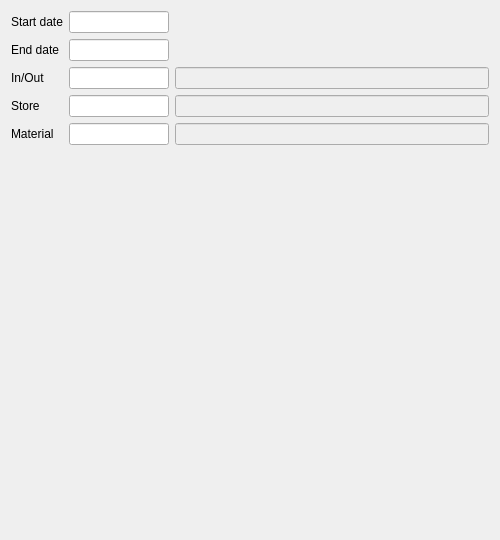
The window that Reports/cr5goodsmovementfilter.ui (End1-1/Cafe5) describes before a commit, drawn with Qt 5.
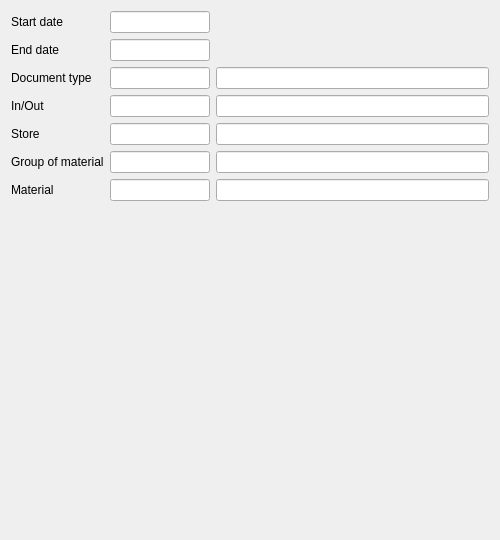
The same window after the commit. Custom widgets are drawn as their Qt base class.

Diff of the .ui file:
```diff
--- a/Reports/cr5goodsmovementfilter.ui
+++ b/Reports/cr5goodsmovementfilter.ui
@@ -14,6 +14,26 @@
    <string>Form</string>
   </property>
   <layout class="QGridLayout" name="gridLayout">
+   <item row="4" column="0">
+    <widget class="QLabel" name="label_4">
+     <property name="text">
+      <string>Store</string>
+     </property>
+    </widget>
+   </item>
+   <item row="2" column="3">
+    <widget class="C5LineEdit" name="leDocTypeName">
+     <property name="enabled">
+      <bool>true</bool>
+     </property>
+     <property name="focusPolicy">
+      <enum>Qt::NoFocus</enum>
+     </property>
+     <property name="readOnly">
+      <bool>true</bool>
+     </property>
+    </widget>
+   </item>
    <item row="0" column="0">
     <widget class="QLabel" name="label">
      <property name="text">
@@ -21,6 +41,116 @@
      </property>
     </widget>
    </item>
+   <item row="3" column="1">
+    <widget class="C5LineEditWithSelector" name="leInOut">
+     <property name="minimumSize">
+      <size>
+       <width>100</width>
+       <height>0</height>
+      </size>
+     </property>
+     <property name="maximumSize">
+      <size>
+       <width>100</width>
+       <height>16777215</height>
+      </size>
+     </property>
+     <property name="FilterName" stdset="0">
+      <string>inout</string>
+     </property>
+    </widget>
+   </item>
+   <item row="6" column="3">
+    <widget class="C5LineEdit" name="leGoodsName">
+     <property name="enabled">
+      <bool>true</bool>
+     </property>
+     <property name="focusPolicy">
+      <enum>Qt::NoFocus</enum>
+     </property>
+     <property name="readOnly">
+      <bool>true</bool>
+     </property>
+    </widget>
+   </item>
+   <item row="7" column="1">
+    <spacer name="verticalSpacer">
+     <property name="orientation">
+      <enum>Qt::Vertical</enum>
+     </property>
+     <property name="sizeHint" stdset="0">
+      <size>
+       <width>20</width>
+       <height>389</height>
+      </size>
+     </property>
+    </spacer>
+   </item>
+   <item row="4" column="3">
+    <widget class="C5LineEdit" name="leStoreName">
+     <property name="enabled">
+      <bool>true</bool>
+     </property>
+     <property name="focusPolicy">
+      <enum>Qt::NoFocus</enum>
+     </property>
+     <property name="readOnly">
+      <bool>true</bool>
+     </property>
+    </widget>
+   </item>
+   <item row="3" column="0">
+    <widget class="QLabel" name="label_3">
+     <property name="text">
+      <string>In/Out</string>
+     </property>
+    </widget>
+   </item>
+   <item row="2" column="1">
+    <widget class="C5LineEditWithSelector" name="leDocType">
+     <property name="minimumSize">
+      <size>
+       <width>100</width>
+       <height>0</height>
+      </size>
+     </property>
+     <property name="maximumSize">
+      <size>
+       <width>100</width>
+       <height>16777215</height>
+      </size>
+     </property>
+     <property name="FilterName" stdset="0">
+      <string>inout</string>
+     </property>
+    </widget>
+   </item>
+   <item row="6" column="1">
+    <widget class="C5LineEditWithSelector" name="leGoods">
+     <property name="minimumSize">
+      <size>
+       <width>100</width>
+       <height>0</height>
+      </size>
+     </property>
+     <property name="maximumSize">
+      <size>
+       <width>100</width>
+       <height>16777215</height>
+      </size>
+     </property>
+     <property name="FilterName" stdset="0">
+      <string>material</string>
+     </property>
+    </widget>
+   </item>
+   <item row="2" column="0">
+    <widget class="QLabel" name="label_6">
+     <property name="text">
+      <string>Document type</string>
+     </property>
+    </widget>
+   </item>
    <item row="0" column="1">
     <widget class="C5DateEdit" name="deStart">
      <property name="minimumSize">
@@ -40,13 +170,6 @@
      </property>
     </widget>
    </item>
-   <item row="1" column="0">
-    <widget class="QLabel" name="label_2">
-     <property name="text">
-      <string>End date</string>
-     </property>
-    </widget>
-   </item>
    <item row="1" column="1">
     <widget class="C5DateEdit" name="deEnd">
      <property name="minimumSize">
@@ -66,50 +189,20 @@
      </property>
     </widget>
    </item>
-   <item row="2" column="0">
-    <widget class="QLabel" name="label_3">
-     <property name="text">
-      <string>In/Out</string>
-     </property>
-    </widget>
-   </item>
-   <item row="2" column="1">
-    <widget class="C5LineEditWithSelector" name="leInOut">
-     <property name="minimumSize">
-      <size>
-       <width>100</width>
-       <height>0</height>
-      </size>
-     </property>
-     <property name="maximumSize">
-      <size>
-       <width>100</width>
-       <height>16777215</height>
-      </size>
-     </property>
-     <property name="FilterName" stdset="0">
-      <string>inout</string>
-     </property>
-    </widget>
-   </item>
-   <item row="2" column="2">
+   <item row="3" column="3">
     <widget class="C5LineEdit" name="leInOutName">
      <property name="enabled">
-      <bool>false</bool>
+      <bool>true</bool>
      </property>
      <property name="focusPolicy">
       <enum>Qt::NoFocus</enum>
      </property>
-    </widget>
-   </item>
-   <item row="3" column="0">
-    <widget class="QLabel" name="label_4">
-     <property name="text">
-      <string>Store</string>
+     <property name="readOnly">
+      <bool>true</bool>
      </property>
     </widget>
    </item>
-   <item row="3" column="1">
+   <item row="4" column="1">
     <widget class="C5LineEditWithSelector" name="leStore">
      <property name="minimumSize">
       <size>
@@ -128,64 +221,58 @@
      </property>
     </widget>
    </item>
-   <item row="3" column="2">
-    <widget class="C5LineEdit" name="leStoreName">
-     <property name="enabled">
-      <bool>false</bool>
-     </property>
-     <property name="focusPolicy">
-      <enum>Qt::NoFocus</enum>
-     </property>
-    </widget>
-   </item>
-   <item row="4" column="0">
+   <item row="6" column="0">
     <widget class="QLabel" name="label_5">
      <property name="text">
       <string>Material</string>
      </property>
     </widget>
    </item>
-   <item row="4" column="1">
-    <widget class="C5LineEditWithSelector" name="leGoods">
-     <property name="minimumSize">
-      <size>
-       <width>100</width>
-       <height>0</height>
-      </size>
-     </property>
-     <property name="maximumSize">
-      <size>
-       <width>100</width>
-       <height>16777215</height>
-      </size>
-     </property>
-     <property name="FilterName" stdset="0">
-      <string>material</string>
+   <item row="1" column="0">
+    <widget class="QLabel" name="label_2">
+     <property name="text">
+      <string>End date</string>
      </property>
     </widget>
    </item>
-   <item row="4" column="2">
-    <widget class="C5LineEdit" name="leGoodsName">
-     <property name="enabled">
-      <bool>false</bool>
-     </property>
-     <property name="focusPolicy">
-      <enum>Qt::NoFocus</enum>
+   <item row="5" column="0">
+    <widget class="QLabel" name="label_7">
+     <property name="text">
+      <string>Group of material</string>
      </property>
     </widget>
    </item>
    <item row="5" column="1">
-    <spacer name="verticalSpacer">
-     <property name="orientation">
-      <enum>Qt::Vertical</enum>
+    <widget class="C5LineEditWithSelector" name="leGroup">
+     <property name="minimumSize">
+      <size>
+       <width>100</width>
+       <height>0</height>
+      </size>
      </property>
-     <property name="sizeHint" stdset="0">
+     <property name="maximumSize">
       <size>
-       <width>20</width>
-       <height>389</height>
+       <width>100</width>
+       <height>16777215</height>
       </size>
      </property>
-    </spacer>
+     <property name="FilterName" stdset="0">
+      <string>material</string>
+     </property>
+    </widget>
+   </item>
+   <item row="5" column="3">
+    <widget class="C5LineEdit" name="leGroupName">
+     <property name="enabled">
+      <bool>true</bool>
+     </property>
+     <property name="focusPolicy">
+      <enum>Qt::NoFocus</enum>
+     </property>
+     <property name="readOnly">
+      <bool>true</bool>
+     </property>
+    </widget>
    </item>
   </layout>
  </widget>
```
